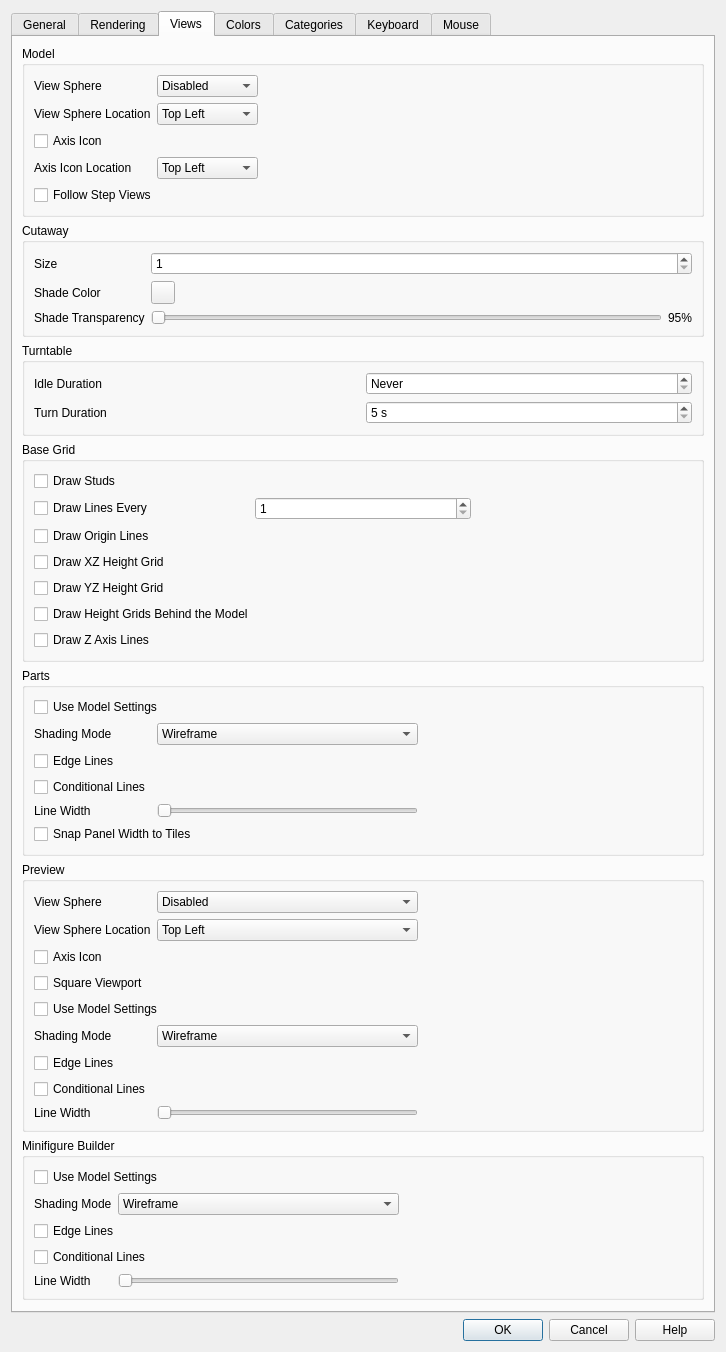
The window that source/interface/dialogs/sw_dialog_preferences.ui (nathaneltitane/studworks) describes before a commit, drawn with Qt 5.
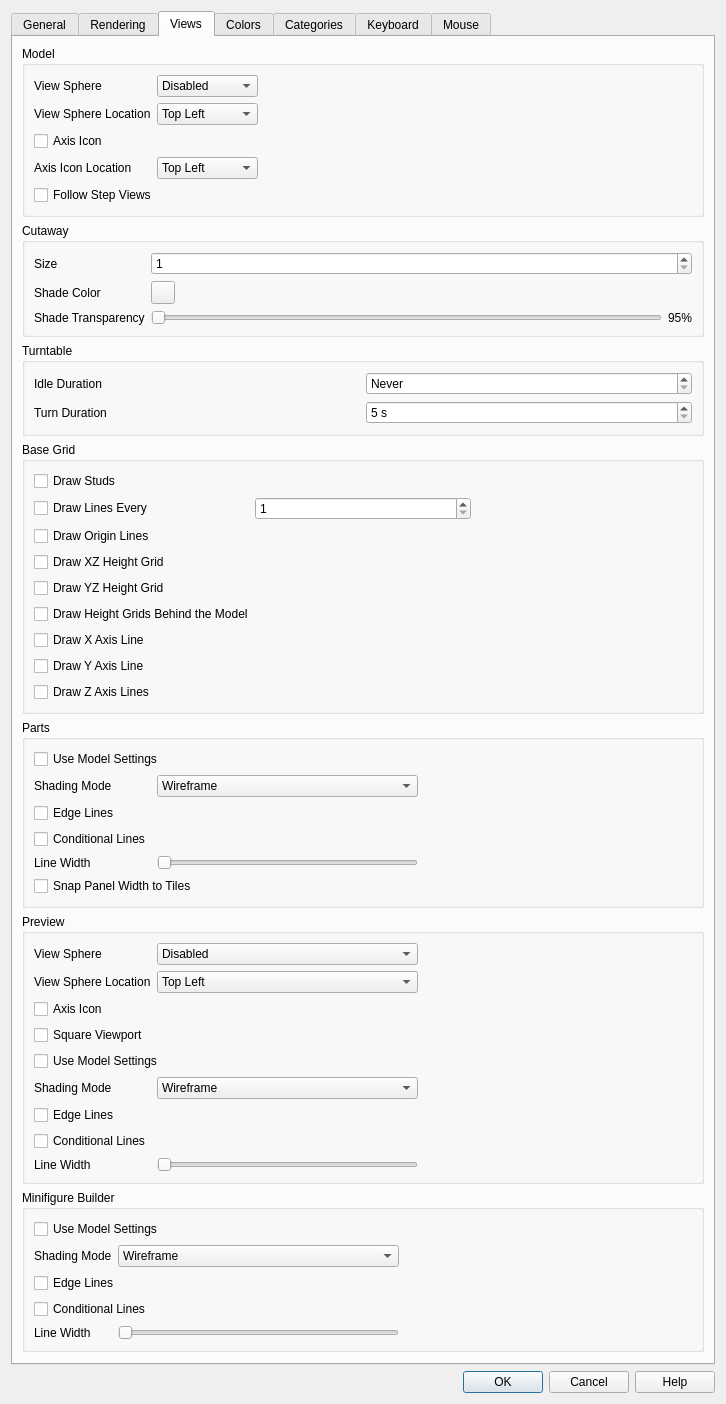
The same window after the commit. The open tabs and pages were chosen to show the change.

Patch:
```diff
--- a/source/interface/dialogs/sw_dialog_preferences.ui
+++ b/source/interface/dialogs/sw_dialog_preferences.ui
@@ -1580,6 +1580,26 @@
            </widget>
           </item>
           <item row="6" column="0" colspan="3">
+           <widget class="QCheckBox" name="GridAxisXCheckBox">
+            <property name="toolTip">
+             <string>Draw the x axis line at the grid origin.</string>
+            </property>
+            <property name="text">
+             <string>Draw X Axis Line</string>
+            </property>
+           </widget>
+          </item>
+          <item row="7" column="0" colspan="3">
+           <widget class="QCheckBox" name="GridAxisYCheckBox">
+            <property name="toolTip">
+             <string>Draw the y axis line at the grid origin.</string>
+            </property>
+            <property name="text">
+             <string>Draw Y Axis Line</string>
+            </property>
+           </widget>
+          </item>
+          <item row="8" column="0" colspan="3">
            <widget class="QCheckBox" name="GridAxisZCheckBox">
             <property name="toolTip">
              <string>Draw the z axis line at the grid origin, or along the height grids when they are shown.</string>
```
Left out of the diff: 2 changed lines with no effect on the pictures.
